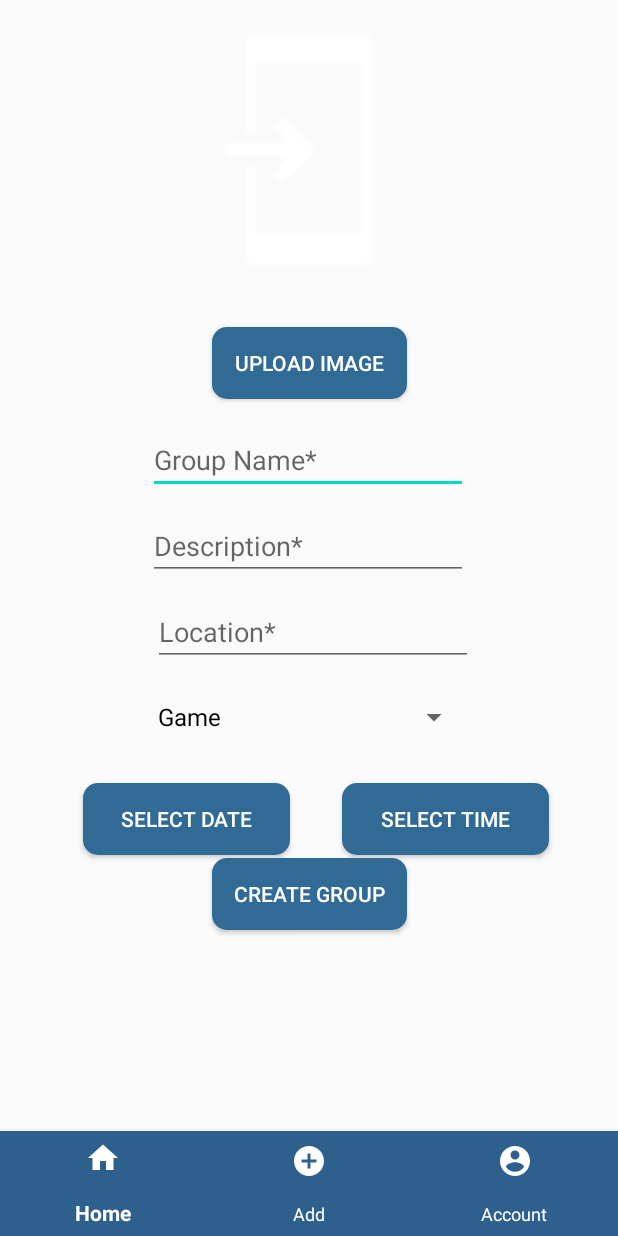
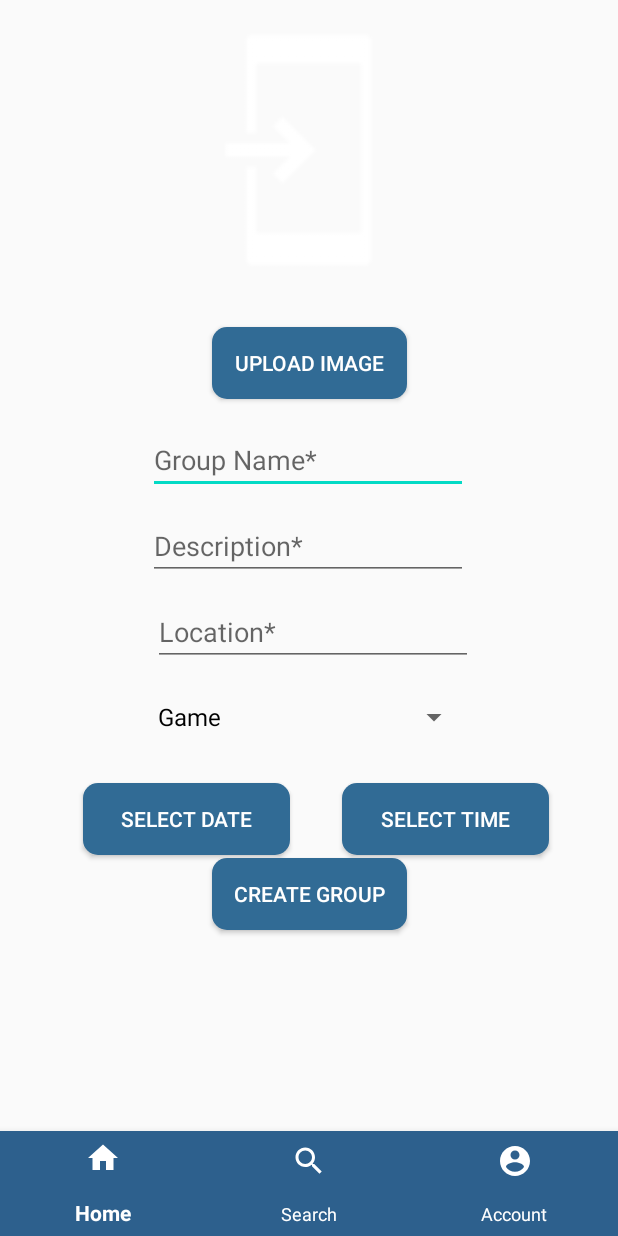
Before and after one commit to rileychin/greet-and-meet, an Android app: the CreateGroup screen opened directly, with no data from a screen before it, on a phone screen of 412 x 824 dp. Run offline under Robolectric (Android 15) with nearby library versions, the phone set to English and light mode, and no system bars; our stand-ins replace Firebase (no records; nobody signed in at launch, a user with empty details on screens opened directly), Picasso.

Commit message:
changed nav bar and buttons in main feed

```diff
--- a/app/src/main/java/com/example/greetmeet_v1/CreateGroup.java
+++ b/app/src/main/java/com/example/greetmeet_v1/CreateGroup.java
@@ -218,10 +218,10 @@ public class CreateGroup extends AppCompatActivity {
                     //finish();
                 }
 
-                if (id == R.id.ic_group) {
+                //if (id == R.id.ic_search) {
 //                    Intent intent2 = new Intent(CreateGroup.this, CreateGroup.class);
 //                    startActivity(intent2);
-                }
+                //}
 
                 return true;
             }
--- /dev/null
+++ b/app/src/main/res/drawable/ic_baseline_add_final.xml
@@ -0,0 +1,5 @@
+<vector android:height="44dp" android:tint="#000000"
+    android:viewportHeight="24" android:viewportWidth="24"
+    android:width="44dp" xmlns:android="http://schemas.android.com/apk/res/android">
+    <path android:fillColor="@android:color/black" android:pathData="M19,13h-6v6h-2v-6H5v-2h6V5h2v6h6v2z"/>
+</vector>
--- /dev/null
+++ b/app/src/main/res/drawable/ic_baseline_search_24.xml
@@ -0,0 +1,5 @@
+<vector android:height="24dp" android:tint="#FFFFFF"
+    android:viewportHeight="24" android:viewportWidth="24"
+    android:width="24dp" xmlns:android="http://schemas.android.com/apk/res/android">
+    <path android:fillColor="@android:color/white" android:pathData="M15.5,14h-0.79l-0.28,-0.27C15.41,12.59 16,11.11 16,9.5 16,5.91 13.09,3 9.5,3S3,5.91 3,9.5 5.91,16 9.5,16c1.61,0 3.09,-0.59 4.23,-1.57l0.27,0.28v0.79l5,4.99L20.49,19l-4.99,-5zM9.5,14C7.01,14 5,11.99 5,9.5S7.01,5 9.5,5 14,7.01 14,9.5 11.99,14 9.5,14z"/>
+</vector>
--- a/app/src/main/res/menu/nav_menu.xml
+++ b/app/src/main/res/menu/nav_menu.xml
@@ -11,9 +11,9 @@
 
 
     <item
-        android:id="@+id/ic_group"
-        android:icon="@drawable/ic_baseline_add"
-        android:title="Add"
+        android:id="@+id/ic_search"
+        android:icon="@drawable/ic_baseline_search_24"
+        android:title="Search"
         app:showAsAction="ifRoom"/>
 
     <item
--- a/app/src/main/res/values/strings.xml
+++ b/app/src/main/res/values/strings.xml
@@ -1,3 +1,4 @@
 <resources>
     <string name="app_name">Greet&amp;Meet_v1</string>
+    <string name="greet_meet"><![CDATA[Greet&Meet]]></string>
 </resources>
```
Also changed, not shown: app/src/main/java/com/example/greetmeet_v1/EventDetails.java (+4 -4 lines), app/src/main/java/com/example/greetmeet_v1/MainFeed.java (+16 -4 lines), app/src/main/java/com/example/greetmeet_v1/MyProfile.java (+6 -6 lines), app/src/main/res/layout/activity_main_feed.xml (+34 -8 lines), app/src/main/res/layout/row.xml (+5 -4 lines).
